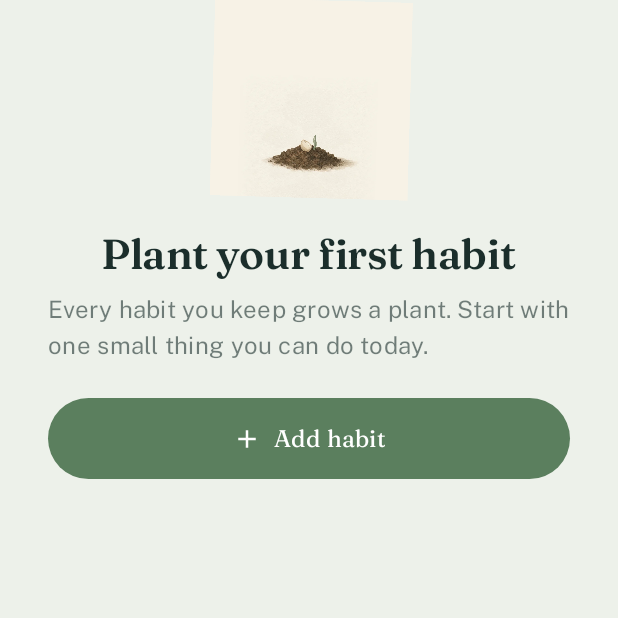
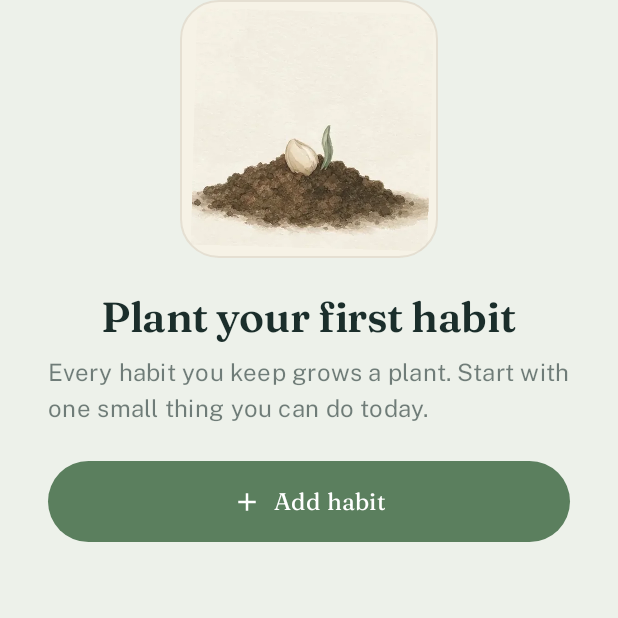
Before and after one commit to JosephOnifade1/spout_app, an Android app built with Jetpack Compose: the composable EmptyGarden shown on its own in the app's theme, on a phone screen of 412 x 824 dp, the top half of it. Run offline under Robolectric (Android 15) with nearby library versions, the phone set to English and light mode, and no system bars; 5 statements that could not run were skipped.

Commit message:
fix(today): frame the empty-state seed
The opaque cream art was showing as a bare cream square on the sage background,
which reads as a broken image. Now a rounded cream frame with a hairline border,
using the tighter card crop so the seed is actually visible.

Co-authored-by: arena-agent <297053741+arena-agent@users.noreply.github.com>

```diff
--- a/app/src/main/java/com/example/ui/screens/TodayScreen.kt
+++ b/app/src/main/java/com/example/ui/screens/TodayScreen.kt
@@ -403,13 +403,24 @@ private fun EmptyGarden(modifier: Modifier = Modifier, onAddHabit: () -> Unit) {
         verticalArrangement = Arrangement.Center,
         horizontalAlignment = Alignment.CenterHorizontally
     ) {
-        PlantPortrait(
-            stage = PlantStage.SEED,
-            size = 132.dp,
-            framing = PlantFraming.FULL,
-            sway = true
-        )
-        Spacer(Modifier.height(20.dp))
+        // Framed deliberately: the illustration is opaque cream, so a bare square against the
+        // sage background reads as a missing image. A rounded cream frame makes it a picture.
+        Surface(
+            color = PaperCream,
+            shape = RoundedCornerShape(26.dp),
+            border = BorderStroke(1.dp, MaterialTheme.colorScheme.outline.copy(alpha = 0.16f)),
+            modifier = Modifier.size(172.dp)
+        ) {
+            Box(contentAlignment = Alignment.Center) {
+                PlantPortrait(
+                    stage = PlantStage.SEED,
+                    size = 158.dp,
+                    framing = PlantFraming.CARD,
+                    sway = true
+                )
+            }
+        }
+        Spacer(Modifier.height(22.dp))
         Text(
             text = "Plant your first habit",
             style = MaterialTheme.typography.headlineMedium,
```
